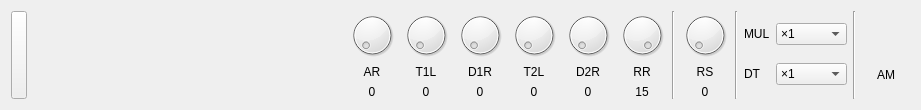
This is fmwidget/operatorwidget.ui in nirjacobson/Chromasound-Studio as Qt 5 draws it before an edit. The edited form follows.
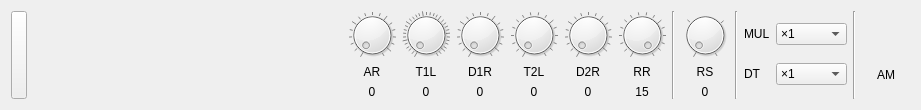
This is the edited form. Custom widgets are drawn as their Qt base class.

```diff
--- a/fmwidget/operatorwidget.ui
+++ b/fmwidget/operatorwidget.ui
@@ -87,7 +87,7 @@
         <bool>false</bool>
        </property>
        <property name="notchesVisible">
-        <bool>false</bool>
+        <bool>true</bool>
        </property>
       </widget>
      </item>
@@ -136,7 +136,7 @@
         <bool>false</bool>
        </property>
        <property name="notchesVisible">
-        <bool>false</bool>
+        <bool>true</bool>
        </property>
       </widget>
      </item>
@@ -185,7 +185,7 @@
         <bool>false</bool>
        </property>
        <property name="notchesVisible">
-        <bool>false</bool>
+        <bool>true</bool>
        </property>
       </widget>
      </item>
@@ -234,7 +234,7 @@
         <bool>false</bool>
        </property>
        <property name="notchesVisible">
-        <bool>false</bool>
+        <bool>true</bool>
        </property>
       </widget>
      </item>
@@ -283,7 +283,7 @@
         <bool>false</bool>
        </property>
        <property name="notchesVisible">
-        <bool>false</bool>
+        <bool>true</bool>
        </property>
       </widget>
      </item>
@@ -335,7 +335,7 @@
         <bool>false</bool>
        </property>
        <property name="notchesVisible">
-        <bool>false</bool>
+        <bool>true</bool>
        </property>
       </widget>
      </item>
@@ -394,7 +394,7 @@
         <bool>false</bool>
        </property>
        <property name="notchesVisible">
-        <bool>false</bool>
+        <bool>true</bool>
        </property>
       </widget>
      </item>
@@ -635,18 +635,18 @@
   </layout>
  </widget>
  <customwidgets>
-  <customwidget>
-   <class>EnvelopeDisplayWidget</class>
-   <extends>QWidget</extends>
-   <header>fmwidget/envelopedisplaywidget.h</header>
-   <container>1</container>
-  </customwidget>
   <customwidget>
    <class>LED</class>
    <extends>QWidget</extends>
    <header>channelswidget/led.h</header>
    <container>1</container>
   </customwidget>
+  <customwidget>
+   <class>EnvelopeDisplayWidget</class>
+   <extends>QWidget</extends>
+   <header>fmwidget/envelopedisplaywidget.h</header>
+   <container>1</container>
+  </customwidget>
  </customwidgets>
  <resources/>
  <connections/>
```
